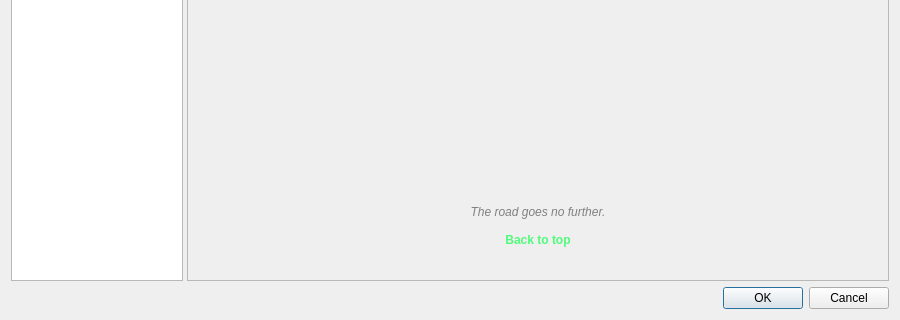
The window that src/preferences/configdialog.ui (nschimme/MMapper) describes before a commit, drawn with Qt 5; both pictures show x 0 to 900 and y 441 to 761 of the 900 by 761 pixel window.
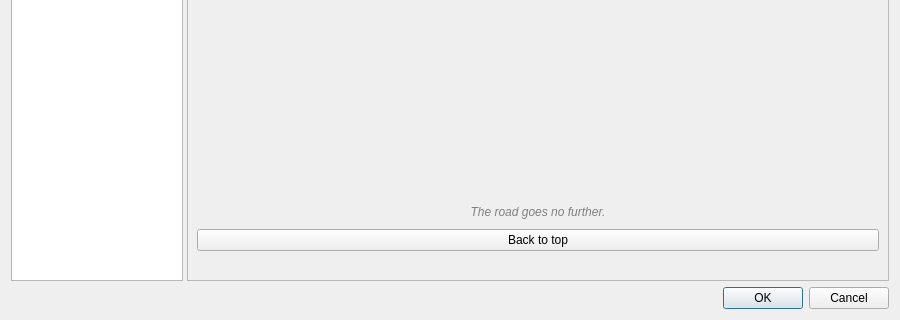
The same window after the commit.

Commit message: Improve preferences UX with item-specific scrolling and footer

What changed in the file:
```diff
--- a/src/preferences/configdialog.ui
+++ b/src/preferences/configdialog.ui
@@ -115,18 +115,9 @@
             </item>
             <item>
              <widget class="QPushButton" name="backToTopBtn">
-              <property name="cursor">
-               <cursor shape="PointingHandCursor"/>
-              </property>
-              <property name="styleSheet">
-               <string notr="true">color: #50fa7b; font-weight: bold;</string>
-              </property>
               <property name="text">
                <string>Back to top</string>
               </property>
-              <property name="flat">
-               <bool>true</bool>
-              </property>
              </widget>
             </item>
            </layout>
```
